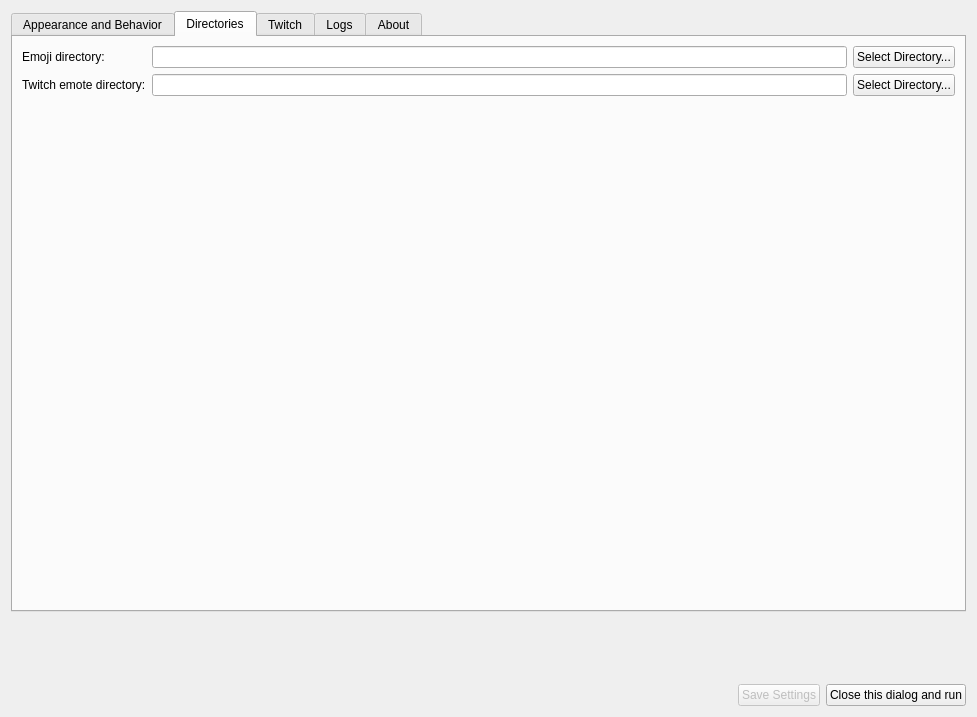
Before: the Qt Designer form setupwidget.ui in xiluembo/atsumari, drawn with Qt 5.
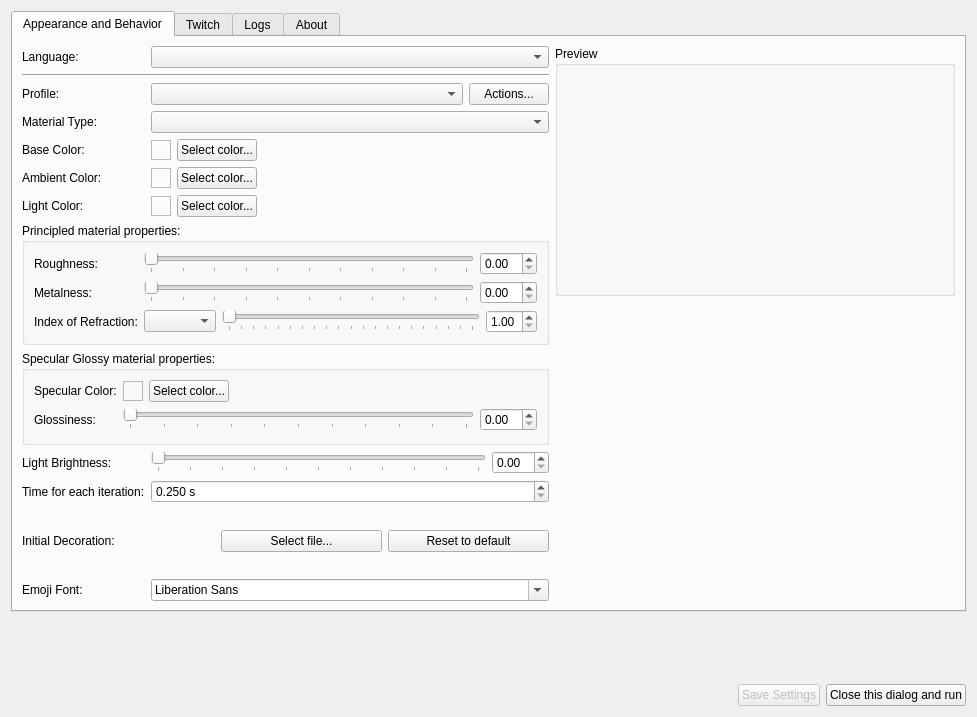
After: the same form once the commit is applied. The open tabs and pages were chosen to show the change. Icons and pictures are not drawn.

Commit message: Remove Emote/Emoji dir settings.

```diff
--- a/setupwidget.ui
+++ b/setupwidget.ui
@@ -728,60 +728,6 @@
        </item>
       </layout>
      </widget>
-     <widget class="QWidget" name="tabDirectories">
-      <attribute name="title">
-       <string>Directories</string>
-      </attribute>
-      <layout class="QGridLayout" name="gridLayout_3">
-       <item row="1" column="1">
-        <widget class="QLineEdit" name="edtEmoteDir"/>
-       </item>
-       <item row="0" column="0">
-        <widget class="QLabel" name="label_2">
-         <property name="text">
-          <string>Emoji directory:</string>
-         </property>
-        </widget>
-       </item>
-       <item row="0" column="2">
-        <widget class="QPushButton" name="btnEmojiPath">
-         <property name="text">
-          <string>Select Directory...</string>
-         </property>
-        </widget>
-       </item>
-       <item row="1" column="2">
-        <widget class="QPushButton" name="btnEmotePath">
-         <property name="text">
-          <string>Select Directory...</string>
-         </property>
-        </widget>
-       </item>
-       <item row="0" column="1">
-        <widget class="QLineEdit" name="edtEmojiDir"/>
-       </item>
-       <item row="2" column="0" colspan="3">
-        <spacer name="verticalSpacer_2">
-         <property name="orientation">
-          <enum>Qt::Orientation::Vertical</enum>
-         </property>
-         <property name="sizeHint" stdset="0">
-          <size>
-           <width>20</width>
-           <height>40</height>
-          </size>
-         </property>
-        </spacer>
-       </item>
-       <item row="1" column="0">
-        <widget class="QLabel" name="label_3">
-         <property name="text">
-          <string>Twitch emote directory:</string>
-         </property>
-        </widget>
-       </item>
-      </layout>
-     </widget>
      <widget class="QWidget" name="tabTwitch">
       <attribute name="title">
        <string>Twitch</string>
```
Left out of the diff: 64 changed lines with no effect on the pictures. The commit also changes 3 other files.
